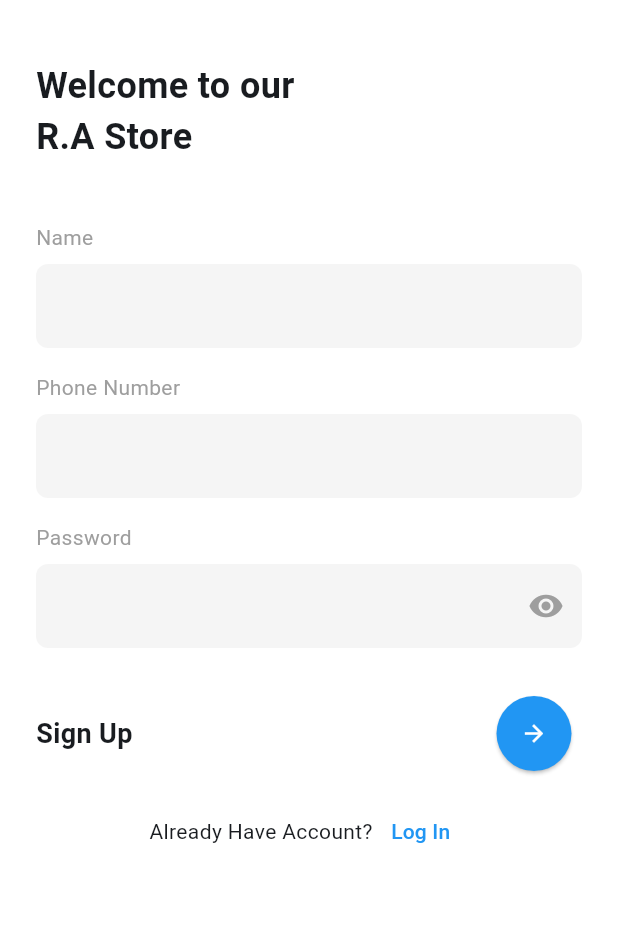
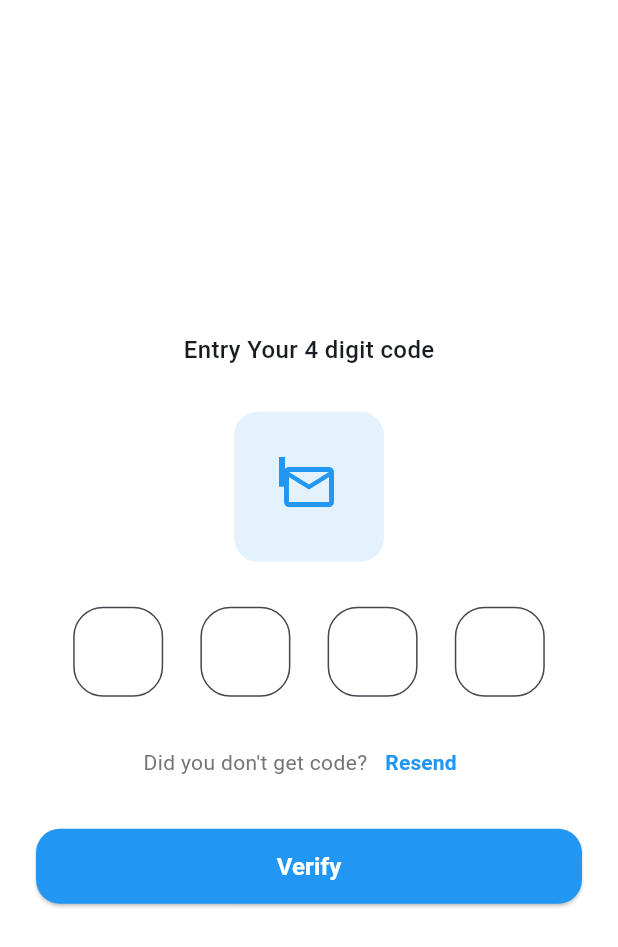
Before and after one commit to anggarasa/R.A-Store-Flutter-Version, a Flutter app: the Register screen opened by its route, after a tap on the "arrow forward" icon, on a phone screen of 412 x 824 dp. Shown: the top 947 px of the screen. Run offline on Flutter 3.47's test engine with Material 3 defaults, Android fonts, the phone set to English and light mode, and no system bars.

Commit message:
membuat tampilan OTP

```diff
--- a/lib/main.dart
+++ b/lib/main.dart
@@ -3,6 +3,7 @@ import 'package:simple_app_ui_flutter/pages/auth/auth_home.dart';
 import 'package:simple_app_ui_flutter/pages/auth/forgot_password.dart';
 import 'package:simple_app_ui_flutter/pages/auth/login.dart';
 import 'package:simple_app_ui_flutter/pages/auth/new_password.dart';
+import 'package:simple_app_ui_flutter/pages/auth/otp_auth.dart';
 import 'package:simple_app_ui_flutter/pages/auth/register.dart';
 
 void main() {
@@ -35,6 +36,8 @@ class MyApp extends StatelessWidget {
             const ForgotPassword(), // This is the route for the Forgot Password page
         NewPassword.routeName: (context) =>
             const NewPassword(), // This is the route for the New Password page
+        OtpAuth.routeName: (context) =>
+            const OtpAuth(), // This is the route for the OTP Verification page
       },
     );
   }
--- /dev/null
+++ b/lib/pages/auth/otp_auth.dart
@@ -0,0 +1,197 @@
+import 'package:flutter/material.dart';
+
+class OtpAuth extends StatefulWidget {
+  const OtpAuth({super.key});
+
+  static const String routeName = '/auth/otp';
+
+  @override
+  State<OtpAuth> createState() => _OtpAuthState();
+}
+
+class _OtpAuthState extends State<OtpAuth> {
+  List<String> code = ['', '', '', ''];
+  final List<FocusNode> _focusNodes = List.generate(4, (_) => FocusNode());
+  final List<TextEditingController> _controllers = List.generate(
+    4,
+    (_) => TextEditingController(),
+  );
+
+  @override
+  void dispose() {
+    for (var controller in _controllers) {
+      controller.dispose();
+    }
+    for (var focusNode in _focusNodes) {
+      focusNode.dispose();
+    }
+    super.dispose();
+  }
+
+  void _onOtpChanged(String value, int index) {
+    if (value.isNotEmpty && index < 3) {
+      FocusScope.of(context).requestFocus(_focusNodes[index + 1]);
+    } else if (value.isEmpty && index > 0) {
+      FocusScope.of(context).requestFocus(_focusNodes[index - 1]);
+    }
+  }
+
+  @override
+  Widget build(BuildContext context) {
+    return Scaffold(
+      backgroundColor: Colors.white,
+      body: SafeArea(
+        child: Padding(
+          padding: const EdgeInsets.symmetric(horizontal: 24.0),
+          child: Column(
+            mainAxisAlignment: MainAxisAlignment.center,
+            children: [
+              const SizedBox(height: 40),
+              const Text(
+                'Entry Your 4 digit code',
+                style: TextStyle(fontSize: 16, fontWeight: FontWeight.w500),
+              ),
+              const SizedBox(height: 30),
+              Container(
+                width: 100,
+                height: 100,
+                decoration: BoxDecoration(
+                  color: Colors.blue.shade50,
+                  borderRadius: BorderRadius.circular(16),
+                ),
+                child: Center(
+                  child: Stack(
+                    alignment: Alignment.center,
+                    children: [
+                      Icon(Icons.mail_outline, size: 40, color: Colors.blue),
+                      Positioned(
+                        right: 20,
+                        bottom: 20,
+                        child: Container(
+                          width: 40,
+                          height: 40,
+                          child: CustomPaint(
+                            painter: MailboxPainter(Colors.blue),
+                          ),
+                        ),
+                      ),
+                    ],
+                  ),
+                ),
+              ),
+              const SizedBox(height: 30),
+              Row(
+                mainAxisAlignment: MainAxisAlignment.spaceEvenly,
+                children: List.generate(4, (index) {
+                  return SizedBox(
+                    width: 60,
+                    height: 60,
+                    child: TextField(
+                      controller: _controllers[index],
+                      focusNode: _focusNodes[index],
+                      keyboardType: TextInputType.number,
+                      textAlign: TextAlign.center,
+                      maxLength: 1,
+                      style: const TextStyle(fontSize: 24),
+                      decoration: InputDecoration(
+                        counterText: "",
+                        filled: true,
+                        fillColor: Colors.white,
+                        border: OutlineInputBorder(
+                          borderRadius: BorderRadius.circular(20),
+                        ),
+                      ),
+                      onChanged: (value) => _onOtpChanged(value, index),
+                    ),
+                  );
+                }),
+              ),
+              const SizedBox(height: 20),
+              Row(
+                mainAxisAlignment: MainAxisAlignment.center,
+                children: [
+                  Text(
+                    'Did you don\'t get code?',
+                    style: TextStyle(color: Colors.grey.shade600, fontSize: 14),
+                  ),
+                  TextButton(
+                    onPressed: () {},
+                    child: Text(
+                      'Resend',
+                      style: TextStyle(
+                        color: Colors.blue,
+                        fontWeight: FontWeight.bold,
+                      ),
+                    ),
+                  ),
+                ],
+              ),
+              SizedBox(height: 20),
+              ElevatedButton(
+                onPressed: () {},
+                style: ElevatedButton.styleFrom(
+                  backgroundColor: Colors.blue,
+                  shape: RoundedRectangleBorder(
+                    borderRadius: BorderRadius.circular(16),
+                  ),
+                  minimumSize: Size(double.infinity, 50),
+                ),
+                child: Text(
+                  'Verify',
+                  style: TextStyle(
+                    color: Colors.white,
+                    fontWeight: FontWeight.bold,
+                    fontSize: 16,
+                  ),
+                ),
+              ),
+              const SizedBox(height: 40),
+            ],
+          ),
+        ),
+      ),
+    );
+  }
+}
+
+class MailboxPainter extends CustomPainter {
+  final Color color;
+
+  MailboxPainter(this.color);
+
+  @override
+  void paint(Canvas canvas, Size size) {
+    final Paint paint = Paint()
+      ..color = color
+      ..style = PaintingStyle.fill;
+
+    // Draw mailbox post
+    canvas.drawRect(
+      Rect.fromLTWH(
+        size.width * 0.4,
+        size.height * 0.4,
+        size.width * 0.2,
+        size.height * 0.6,
+      ),
+      paint,
+    );
+
+    // Draw mailbox
+    final Path mailboxPath = Path()
+      ..addRRect(
+        RRect.fromRectAndRadius(
+          Rect.fromLTWH(
+            size.width * 0.2,
+            size.height * 0.1,
+            size.width * 0.6,
+            size.height * 0.4,
+          ),
+          Radius.circular(size.width * 0.1),
+        ),
+      );
+    canvas.drawPath(mailboxPath, paint);
+  }
+
+  @override
+  bool shouldRepaint(covariant CustomPainter oldDelegate) => false;
+}
--- a/lib/pages/auth/register.dart
+++ b/lib/pages/auth/register.dart
@@ -1,5 +1,6 @@
 import 'package:flutter/material.dart';
 import 'package:simple_app_ui_flutter/pages/auth/login.dart';
+import 'package:simple_app_ui_flutter/pages/auth/otp_auth.dart';
 
 class Register extends StatefulWidget {
   const Register({super.key});
@@ -102,7 +103,11 @@ class _RegisterState extends State<Register> {
                       ),
                     ),
                     ElevatedButton(
-                      onPressed: () {},
+                      onPressed: () {
+                        Navigator.of(
+                          context,
+                        ).pushReplacementNamed(OtpAuth.routeName);
+                      },
                       style: ElevatedButton.styleFrom(
                         backgroundColor: Colors.blue,
                         foregroundColor: Colors.white,
```
